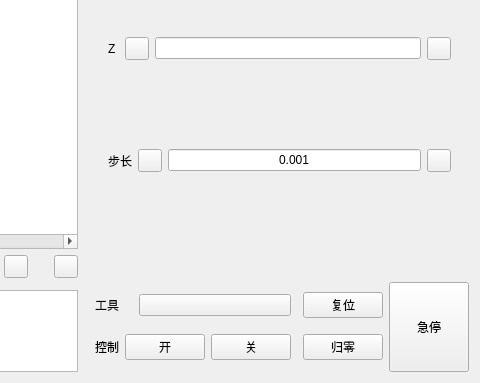
Old version of the form ui/teach_page.ui in the repository CoreJK/blinx_robot_arm_control; both pictures show x 805 to 1285 and y 305 to 688 of the 1285 by 688 pixel window.
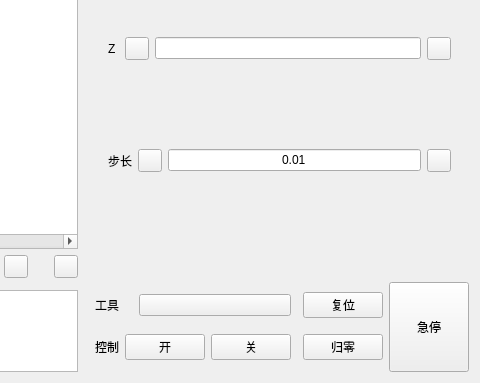
New version of the form. The open tabs and pages were chosen to show the change. Icons and pictures are not drawn. Custom widgets are drawn as their Qt base class.

Commit message:
🛠 refactor(示教页面): 示教页面的按钮功能代码的重构
1. 重构末端工具控制槽函数绑定关系；

```diff
--- a/ui/teach_page.ui
+++ b/ui/teach_page.ui
@@ -634,7 +634,7 @@
                   <item>
                    <widget class="LineEdit" name="CoordinateStepEdit">
                     <property name="text">
-                     <string>0.001</string>
+                     <string>0.01</string>
                     </property>
                     <property name="alignment">
                      <set>Qt::AlignCenter</set>
```
Left out of the diff: 2 changed lines with no effect on the pictures. The commit also changes 4 other files.
